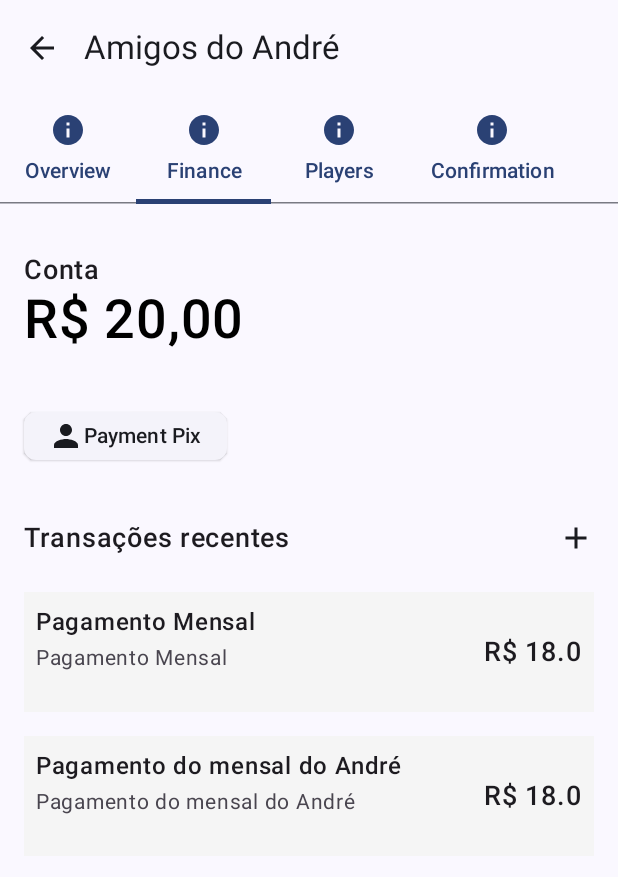
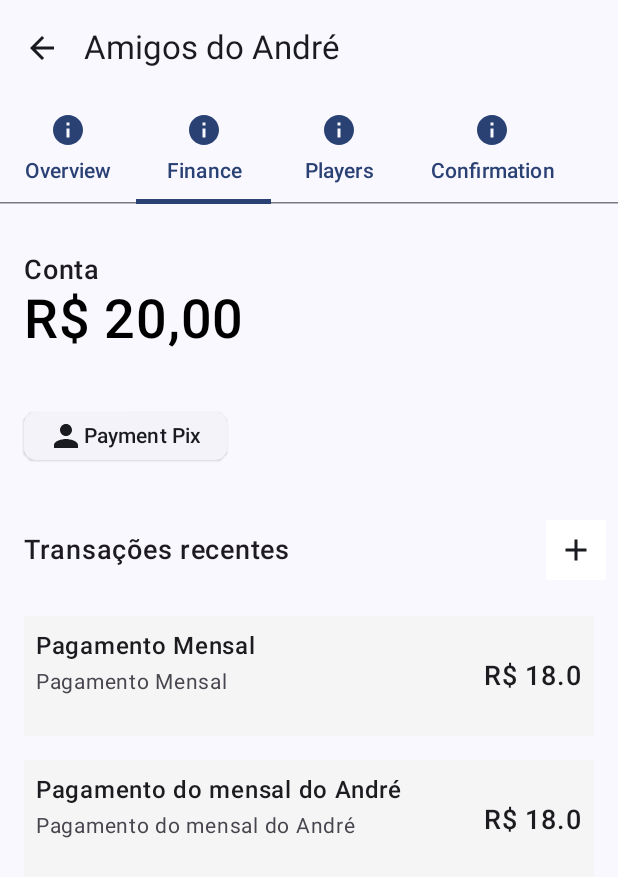
Before and after one commit to andreesperanca/camisa_nove, an Android app built with Jetpack Compose: the ManagerActivity screen opened directly, with no data from a screen before it, tab 2 chosen, on a phone screen of 412 x 824 dp. Shown: the top 877 px of the screen. Run offline under Robolectric (Android 15) with nearby library versions, the phone set to English and light mode, and no system bars; our stand-ins replace accompanist; pictures from the network do not load; 1 statement that could not run was skipped.

Commit message:
feat: create BottomSheetCreateFinance

```diff
--- a/feature_manager/src/main/AndroidManifest.xml
+++ b/feature_manager/src/main/AndroidManifest.xml
@@ -3,7 +3,8 @@
     <application>
         <activity
             android:name=".ManagerActivity"
-            android:exported="false">
+            android:exported="false"
+            android:windowSoftInputMode="adjustResize">
         </activity>
     </application>
 </manifest>
--- /dev/null
+++ b/feature_manager/src/main/java/com/andreesperanca/feature_manager/screens/finance/BottomSheetCreateFinance.kt
@@ -0,0 +1,85 @@
+package com.andreesperanca.feature_manager.screens.finance
+
+import androidx.compose.foundation.layout.Arrangement
+import androidx.compose.foundation.layout.Column
+import androidx.compose.foundation.layout.fillMaxSize
+import androidx.compose.foundation.layout.fillMaxWidth
+import androidx.compose.foundation.layout.padding
+import androidx.compose.material.OutlinedTextField
+import androidx.compose.material.TextField
+import androidx.compose.material.icons.Icons
+import androidx.compose.material.icons.filled.Add
+import androidx.compose.material.icons.filled.Email
+import androidx.compose.material3.Icon
+import androidx.compose.material3.Text
+import androidx.compose.runtime.Composable
+import androidx.compose.runtime.getValue
+import androidx.compose.runtime.mutableStateOf
+import androidx.compose.runtime.remember
+import androidx.compose.runtime.setValue
+import androidx.compose.ui.Alignment
+import androidx.compose.ui.Modifier
+import androidx.compose.ui.tooling.preview.Preview
+import androidx.compose.ui.unit.dp
+import com.andreesperanca.ui_components.theme.CamisaNoveTheme
+
+
+@Composable
+fun BottomSheetCreateFinance(modifier: Modifier = Modifier)
+{
+    Column(
+        modifier = modifier
+            .fillMaxSize(),
+        horizontalAlignment = Alignment.CenterHorizontally
+    )
+    {
+        var value by remember { mutableStateOf("") }
+        var valuePassword by remember { mutableStateOf("") }
+
+        OutlinedTextField(
+            modifier = Modifier
+                .fillMaxWidth()
+                .padding(16.dp),
+            value = value,
+            onValueChange = {
+                value = it
+            },
+            label = { Text(text = "Title") },
+            placeholder = { Text(text = "Enter with title") },
+        )
+
+        OutlinedTextField(
+            modifier = Modifier
+                .fillMaxWidth()
+                .padding(16.dp),
+            value = value,
+            onValueChange = {
+                value = it
+            },
+            label = { Text(text = "Subtitle") },
+            placeholder = { Text(text = "Enter with subtitle") },
+        )
+
+        OutlinedTextField(
+            modifier = Modifier
+                .fillMaxWidth()
+                .padding(16.dp),
+            value = value,
+            onValueChange = {
+                value = it
+            },
+            label = { Text(text = "Value") },
+            placeholder = { Text(text = "Enter with value") },
+        )
+
+
+    }
+}
+
+@Preview(showBackground = true)
+@Composable
+fun BottomSheetCreateFinancePreview() {
+    CamisaNoveTheme() {
+        BottomSheetCreateFinance()
+    }
+}
--- a/feature_manager/src/main/java/com/andreesperanca/feature_manager/screens/finance/FinanceContent.kt
+++ b/feature_manager/src/main/java/com/andreesperanca/feature_manager/screens/finance/FinanceContent.kt
@@ -1,40 +1,74 @@
 package com.andreesperanca.feature_manager.screens.finance
 
+import androidx.activity.compose.BackHandler
+import androidx.compose.foundation.clickable
 import androidx.compose.foundation.layout.Arrangement
 import androidx.compose.foundation.layout.Box
 import androidx.compose.foundation.layout.Column
 import androidx.compose.foundation.layout.PaddingValues
 import androidx.compose.foundation.layout.Row
+import androidx.compose.foundation.layout.Spacer
 import androidx.compose.foundation.layout.fillMaxSize
 import androidx.compose.foundation.layout.fillMaxWidth
+import androidx.compose.foundation.layout.height
 import androidx.compose.foundation.layout.padding
 import androidx.compose.foundation.lazy.LazyColumn
 import androidx.compose.foundation.lazy.itemsIndexed
+import androidx.compose.foundation.shape.RoundedCornerShape
+import androidx.compose.material.ExperimentalMaterialApi
+import androidx.compose.material.ModalBottomSheetLayout
+import androidx.compose.material.ModalBottomSheetValue
+import androidx.compose.material.Surface
 import androidx.compose.material.icons.Icons
 import androidx.compose.material.icons.filled.Add
 import androidx.compose.material.icons.filled.Person
+import androidx.compose.material.rememberModalBottomSheetState
+import androidx.compose.material3.Button
 import androidx.compose.material3.ElevatedAssistChip
 import androidx.compose.material3.ExperimentalMaterial3Api
 import androidx.compose.material3.Icon
+import androidx.compose.material3.MaterialTheme
+import androidx.compose.material3.ShapeDefaults
 import androidx.compose.material3.Text
 import androidx.compose.runtime.Composable
+import androidx.compose.runtime.rememberCoroutineScope
 import androidx.compose.ui.Alignment
 import androidx.compose.ui.Modifier
 import androidx.compose.ui.graphics.Color
 import androidx.compose.ui.text.font.FontWeight
+import androidx.compose.ui.text.style.TextAlign
 import androidx.compose.ui.tooling.preview.Preview
 import androidx.compose.ui.unit.dp
 import androidx.compose.ui.unit.sp
 import com.andreesperanca.feature_manager.components.TransactionItem
 import com.andreesperanca.feature_manager.data.translationsList
-import com.andreesperanca.ui_components.components.DescriptionMedium
 import com.andreesperanca.ui_components.components.TitleMedium
 import com.andreesperanca.ui_components.theme.CamisaNoveTheme
+import kotlinx.coroutines.launch
 
 
-@OptIn(ExperimentalMaterial3Api::class)
+@OptIn(ExperimentalMaterial3Api::class, ExperimentalMaterialApi::class)
 @Composable
 fun FinanceContent(modifier: Modifier = Modifier) {
+
+    val sheetState = rememberModalBottomSheetState(
+        initialValue = ModalBottomSheetValue.Hidden,
+        confirmStateChange = { it != ModalBottomSheetValue.HalfExpanded }
+    )
+
+    val coroutineScope = rememberCoroutineScope()
+
+    BackHandler(sheetState.isVisible) {
+        coroutineScope.launch { sheetState.hide() }
+    }
+
+    ModalBottomSheetLayout(
+        sheetState = sheetState,
+        sheetShape = ShapeDefaults.Small,
+        sheetContent = {
+            BottomSheetCreateFinance()
+        }
+    ) {
         Column(modifier = modifier.fillMaxSize()) {
 
             TitleMedium(
@@ -44,7 +78,7 @@ fun FinanceContent(modifier: Modifier = Modifier) {
 
             Text(
                 modifier = Modifier.padding(start = 16.dp, bottom = 32.dp),
-            text = "R\$ 20,00",
+                text = "R$ 20,00",
                 fontSize = 36.sp,
                 fontWeight = FontWeight.Medium,
                 color = Color.Black
@@ -76,13 +110,19 @@ fun FinanceContent(modifier: Modifier = Modifier) {
                             .padding(start = 16.dp),
                         text = "Transações recentes")
 
+                    Surface( modifier = Modifier
+                        .align(Alignment.CenterEnd)
+                        .padding(end = 8.dp)
+                        .clickable {
+                            coroutineScope.launch {
+                                if (sheetState.isVisible) sheetState.hide()
+                                else sheetState.show()
+                            }
+                        }) {
                         Icon(
-                    modifier = Modifier
-                        .align(Alignment.CenterEnd)
-                        .padding(end = 16.dp),
-                    imageVector = Icons.Filled.Add, contentDescription = ""
-                )
-
+                            modifier = Modifier.padding(PaddingValues(8.dp)),
+                            imageVector = Icons.Filled.Add, contentDescription = "")
+                    }
                 }
             }
             LazyColumn(
@@ -100,7 +140,7 @@ fun FinanceContent(modifier: Modifier = Modifier) {
             }
         }
     }
-
+}
 @Preview(showBackground = true)
 @Composable
 fun FinanceContentPreview() {
```
Lines whose indentation alone changed are shown as unchanged.
